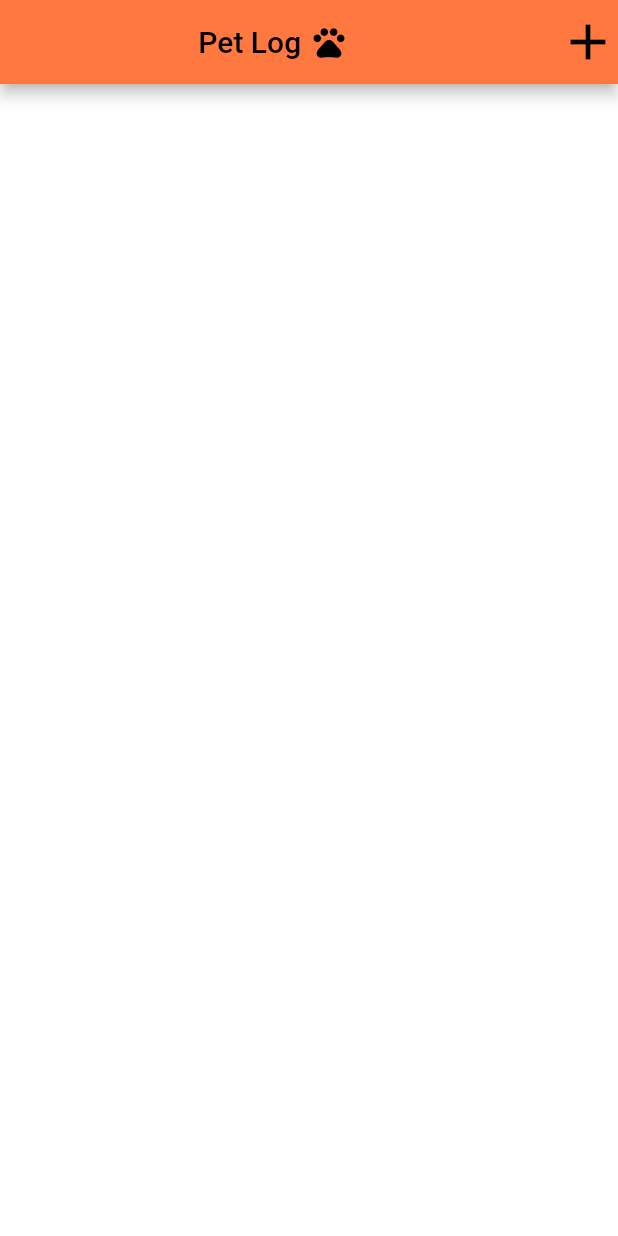
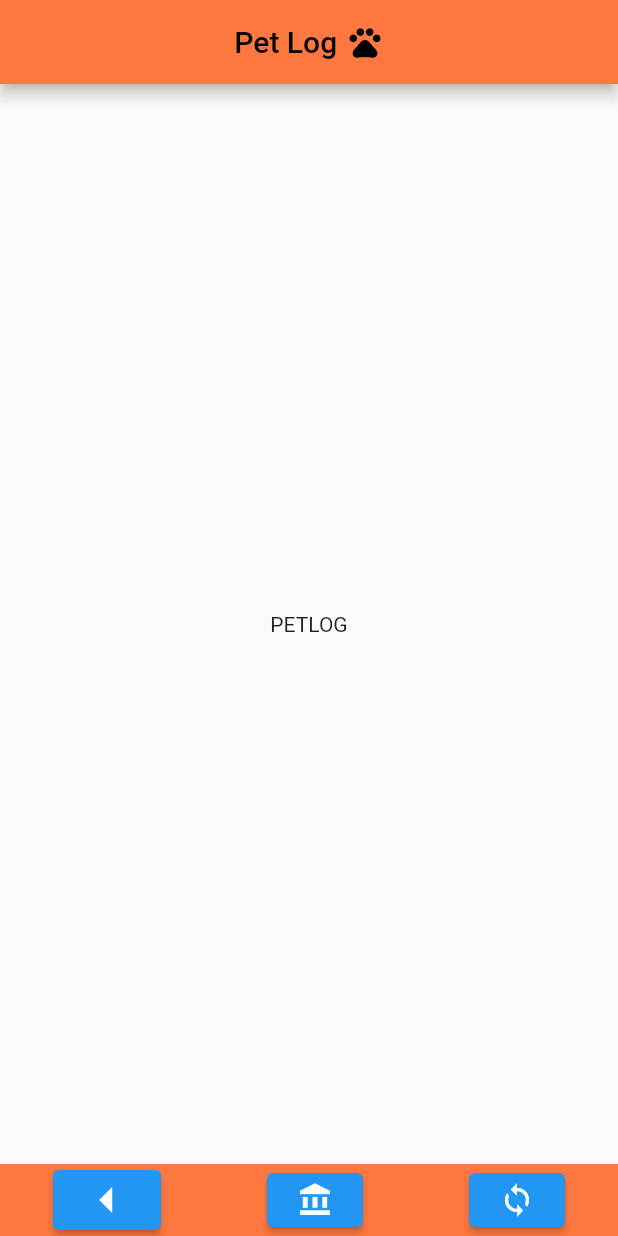
Before and after one commit to JustWhiteForYou/PetFriendApp, a Flutter app: the screen it shows after launch, on a phone screen of 412 x 824 dp. Run offline on Flutter 3.47's test engine with Material 2 defaults, Android fonts, the phone set to English and light mode, and no system bars.

```diff
--- a/lib/Main/mainmenu.dart
+++ b/lib/Main/mainmenu.dart
@@ -11,6 +11,7 @@ class PetModel {
 
 class MainMenu extends StatefulWidget {
   const MainMenu({Key? key}) : super(key: key);
+  static const String id = 'mainmenu';
 
   @override
   State<MainMenu> createState() => _MainMenuState();
--- /dev/null
+++ b/lib/Pages/welcome_screen.dart
@@ -0,0 +1,27 @@
+import 'package:flutter/material.dart';
+import 'package:newproject/navbar.dart';
+
+class WelcomeScreen extends StatelessWidget {
+  static const String id = 'welcome_screen';
+
+  @override
+  Widget build(BuildContext context) {
+    return Scaffold(
+      appBar: AppBar(
+        title: Row(
+          mainAxisAlignment: MainAxisAlignment.center,
+          children: const [
+            Text('Pet Log', style: TextStyle(color: Colors.black)),
+            SizedBox(width: 6,),
+            Icon(Icons.pets, color: Colors.black,size: 25,),
+          ],
+        ),
+        backgroundColor: Color.fromRGBO(255,120,63,1),
+      ),
+      body: Center(
+        child: Text('PETLOG'),
+      ),
+      bottomNavigationBar: Navbar(),
+    );
+  }
+}
--- a/lib/Screens/login/login.dart
+++ b/lib/Screens/login/login.dart
@@ -3,6 +3,7 @@ import 'package:newproject/Screens/register/register.dart';
 import 'package:newproject/components/background.dart';
 
 class LoginScreen extends StatelessWidget {
+  static const String id = 'loginscreen';
   @override
   Widget build(BuildContext context) {
     Size size = MediaQuery.of(context).size;
--- a/lib/main.dart
+++ b/lib/main.dart
@@ -1,24 +1,42 @@
 import 'package:flutter/material.dart';
 import 'package:newproject/Main/mainmenu.dart';
+import 'package:newproject/Pages/welcome_screen.dart';
 import 'Screens/login/login.dart';
+import 'package:newproject/navbar.dart';
 
 void main() {
   runApp(MyApp());
 }
 
 class MyApp extends StatelessWidget {
-  // This widget is the root of your application.
+
+  @override
+  Widget build(BuildContext context) {
+    return const MaterialApp(
+      debugShowCheckedModeBanner: false,
+      title: 'DemoDemoDemo',
+      home: MyHomePage(),
+    );
+  }
+}
+
+class MyHomePage extends StatefulWidget {
+  const MyHomePage({Key? key}) : super(key: key);
+
+  @override
+  State<MyHomePage> createState() => _MyHomePageState();
+}
+
+class _MyHomePageState extends State<MyHomePage> {
   @override
   Widget build(BuildContext context) {
     return MaterialApp(
-      title: 'Flutter Login',
-      debugShowCheckedModeBanner: false,
-      theme: ThemeData(
-        primaryColor: Color(0xFF2661FA),
-        scaffoldBackgroundColor: Colors.white,
-        visualDensity: VisualDensity.adaptivePlatformDensity,
-      ),
-      home: MainMenu(),
+      initialRoute: WelcomeScreen.id,
+      routes: {
+        WelcomeScreen.id: (context) => WelcomeScreen(),
+        MainMenu.id: (context) => MainMenu(),
+        LoginScreen.id: (context) => LoginScreen(),
+      },
     );
   }
 }
--- /dev/null
+++ b/lib/navbar.dart
@@ -0,0 +1,30 @@
+import 'package:flutter/material.dart';
+import 'package:newproject/Main/mainmenu.dart';
+import 'package:newproject/Pages/welcome_screen.dart';
+import 'Screens/login/login.dart';
+
+class Navbar extends StatelessWidget {
+  @override
+  Widget build(BuildContext context) {
+    return Container(
+      color: Color.fromRGBO(255, 120, 63, 1),
+      child: Row(
+        mainAxisAlignment: MainAxisAlignment.spaceAround,
+        children: <Widget>[
+          ElevatedButton(
+              onPressed: () => Navigator.pop(WelcomeScreen() as BuildContext),
+              child: Icon(Icons.arrow_left, color: Colors.white, size: 40)),
+          ElevatedButton(
+              onPressed: () => Navigator.pushNamed(context, LoginScreen.id),
+              child: Icon(Icons.account_balance, color: Colors.white)),
+          ElevatedButton(
+              onPressed: () => Navigator.pushNamed(context, MainMenu.id),
+              child: Icon(Icons.sync, color: Colors.white)),
+          // ElevatedButton(
+          //     onPressed: () => Navigator.pushNamed(context, AccountScreen.id),
+          //     child: Icon(Icons.account_circle, color: Colors.white)),
+        ],
+      ),
+    );
+  }
+}
```
